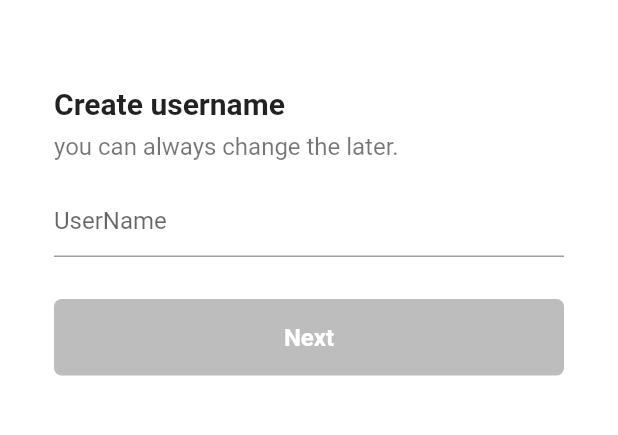
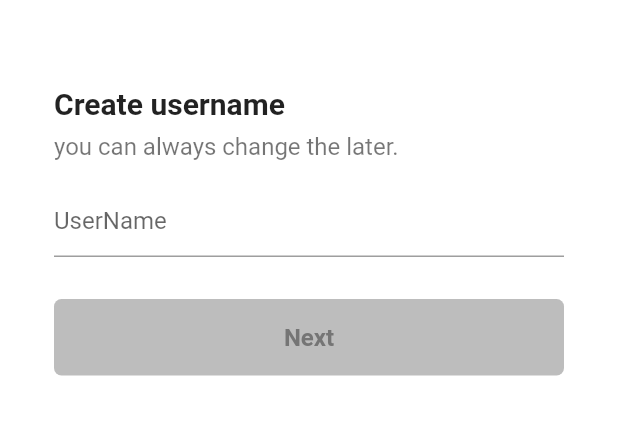
Before and after one commit to ejymate/tiktok_clone, a Flutter app: the screen it shows after launch, after a tap on "Use email & password", on a phone screen of 412 x 824 dp, the part 58-493 px from its top. Run offline on Flutter 3.47's test engine with Material 2 defaults, Android fonts, the phone set to English and light mode, and no system bars; our stand-ins replace font_awesome_flutter.

Commit message:
lecture: FormButton / Email Screen

```diff
--- a/lib/features/authentication/login_screen.dart
+++ b/lib/features/authentication/login_screen.dart
@@ -38,13 +38,13 @@ class LoginScreen extends StatelessWidget {
               AuthButton(
                 icon: const FaIcon(FontAwesomeIcons.user),
                 text: "Use email & password",
-                func: () => {},
+                onPressed: (context) => {},
               ),
               Gaps.v14,
               AuthButton(
                 icon: const FaIcon(FontAwesomeIcons.apple),
                 text: "Continue with Apple",
-                func: () => {},
+                onPressed: (context) => {},
               ),
             ],
           ),
--- a/lib/features/authentication/sign_up_screen.dart
+++ b/lib/features/authentication/sign_up_screen.dart
@@ -54,13 +54,13 @@ class SignUpScreen extends StatelessWidget {
               AuthButton(
                 icon: const FaIcon(FontAwesomeIcons.user),
                 text: "Use email & password",
-                func: _onEmailTap,
+                onPressed: _onEmailTap,
               ),
               Gaps.v14,
               AuthButton(
                 icon: const FaIcon(FontAwesomeIcons.apple),
                 text: "Continue with Apple",
-                func: () => {},
+                onPressed: (context) => {},
               ),
             ],
           ),
--- a/lib/features/authentication/username_screen.dart
+++ b/lib/features/authentication/username_screen.dart
@@ -1,6 +1,9 @@
 import 'package:flutter/material.dart';
 import 'package:tiktok_clone/constants/gaps.dart';
 import 'package:tiktok_clone/constants/sizes.dart';
+import 'package:tiktok_clone/features/authentication/widgets/form_button.dart';
+
+import 'email_screen.dart';
 
 class UserNameScreen extends StatefulWidget {
   const UserNameScreen({super.key});
@@ -18,11 +21,25 @@ class _UserNameScreenState extends State<UserNameScreen> {
     super.initState();
 
     _usernameController.addListener(() {
-      print(_usernameController.text);
       setState(() {
         _username = _usernameController.text;
       });
     });
+  }
+
+  @override
+  void dispose() {
+    _usernameController.dispose();
+    super.dispose();
+  }
+
+  void onNextTap() {
+    if (_username.isEmpty) return;
+    Navigator.of(context).push(
+      MaterialPageRoute(
+        builder: (context) => const EmailScreen(),
+      ),
+    );
   }
 
   @override
@@ -71,28 +88,7 @@ class _UserNameScreenState extends State<UserNameScreen> {
               cursorColor: Theme.of(context).primaryColor,
             ),
             Gaps.v28,
-            FractionallySizedBox(
-              widthFactor: 1,
-              child: AnimatedContainer(
-                duration: const Duration(milliseconds: 500),
-                padding: const EdgeInsets.symmetric(vertical: Sizes.size16),
-                decoration: BoxDecoration(
-                  color: _username.isEmpty
-                      ? Colors.grey.shade400
-                      : Theme.of(context).primaryColor,
-                  borderRadius: BorderRadius.circular(Sizes.size5),
-                ),
-                child: const Text(
-                  "Next",
-                  textAlign: TextAlign.center,
-                  style: TextStyle(
-                    color: Colors.white,
-                    fontSize: Sizes.size16,
-                    fontWeight: FontWeight.w600,
-                  ),
-                ),
-              ),
-            ),
+            FormButton(onPressed: onNextTap, disabled: _username.isEmpty),
           ],
         ),
       ),
--- /dev/null
+++ b/lib/features/authentication/widgets/form_button.dart
@@ -0,0 +1,46 @@
+import 'package:flutter/material.dart';
+
+import '../../../constants/sizes.dart';
+
+class FormButton extends StatelessWidget {
+  final bool disabled;
+  final VoidCallback onPressed;
+
+  const FormButton({
+    super.key,
+    required this.disabled,
+    required this.onPressed,
+  });
+
+  @override
+  Widget build(BuildContext context) {
+    return GestureDetector(
+      onTap: onPressed,
+      child: FractionallySizedBox(
+        widthFactor: 1,
+        child: AnimatedContainer(
+          duration: const Duration(milliseconds: 500),
+          padding: const EdgeInsets.symmetric(vertical: Sizes.size16),
+          decoration: BoxDecoration(
+            color: disabled
+                ? Colors.grey.shade400
+                : Theme.of(context).primaryColor,
+            borderRadius: BorderRadius.circular(Sizes.size5),
+          ),
+          child: AnimatedDefaultTextStyle(
+            duration: const Duration(microseconds: 500),
+            style: TextStyle(
+              color: disabled ? Colors.grey.shade600 : Colors.white,
+              fontSize: Sizes.size16,
+              fontWeight: FontWeight.w600,
+            ),
+            child: const Text(
+              "Next",
+              textAlign: TextAlign.center,
+            ),
+          ),
+        ),
+      ),
+    );
+  }
+}
```
Also changed, not shown: lib/features/authentication/email_screen.dart (added, +111 -0 lines), lib/features/authentication/password_screen.dart (added, +10 -0 lines), lib/features/authentication/widgets/auth_button.dart (+5 -3 lines).
